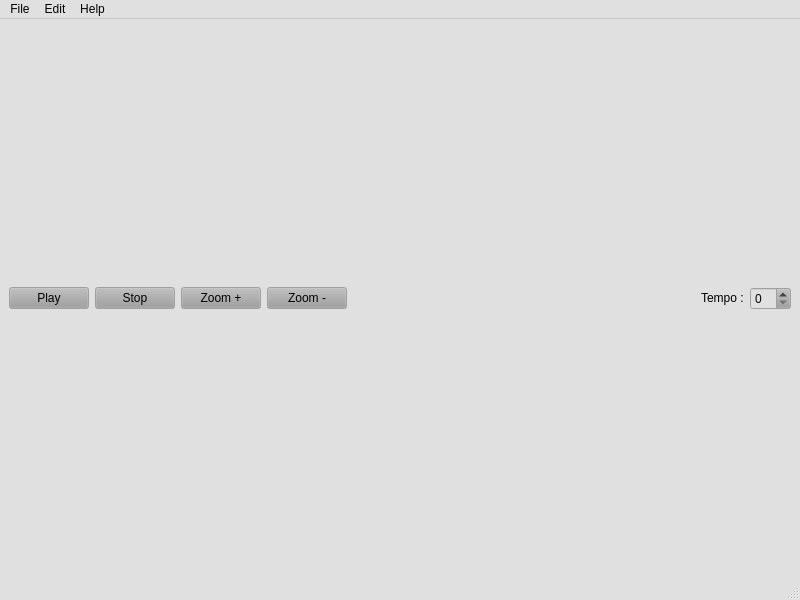
Before: the Qt Designer form Source/mainwindow.ui in dashlime/4tracks, drawn with Qt 5.
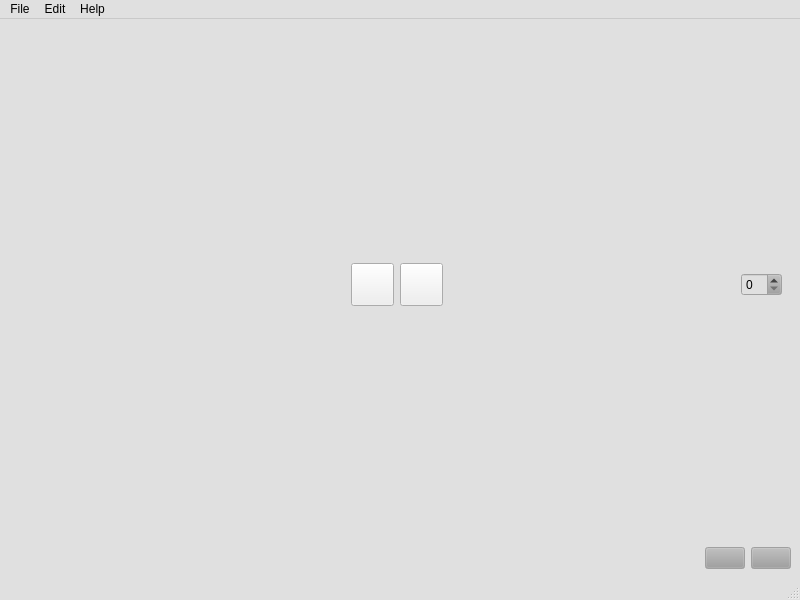
After: the same form once the commit is applied. Icons and pictures are not drawn.

```diff
--- a/Source/mainwindow.ui
+++ b/Source/mainwindow.ui
@@ -140,52 +140,99 @@
   <widget class="QWidget" name="centralwidget">
    <layout class="QVBoxLayout" name="verticalLayout">
     <item>
-     <layout class="QHBoxLayout" name="horizontalLayout">
+     <widget class="QWidget" name="controlsLayout" native="true">
+      <layout class="QGridLayout" name="gridLayout" columnstretch="1,1,1">
+       <item row="0" column="2" alignment="Qt::AlignRight">
+        <widget class="QSpinBox" name="bpmSpin">
+         <property name="sizePolicy">
+          <sizepolicy hsizetype="Fixed" vsizetype="Fixed">
+           <horstretch>0</horstretch>
+           <verstretch>0</verstretch>
+          </sizepolicy>
+         </property>
+        </widget>
+       </item>
+       <item row="0" column="1" alignment="Qt::AlignHCenter">
+        <widget class="QWidget" name="horizontalWidget" native="true">
+         <layout class="QHBoxLayout" name="playStopLayout">
+          <item>
+           <widget class="QPushButton" name="playButton">
+            <property name="sizePolicy">
+             <sizepolicy hsizetype="Fixed" vsizetype="Fixed">
+              <horstretch>0</horstretch>
+              <verstretch>0</verstretch>
+             </sizepolicy>
+            </property>
+            <property name="styleSheet">
+             <string notr="true">height: 35px; width: 35px;</string>
+            </property>
+            <property name="text">
+             <string/>
+            </property>
+            <property name="icon">
+             <iconset resource="Resources/Icons/icons.qrc">
+              <normaloff>:/icons/play_button.png</normaloff>:/icons/play_button.png</iconset>
+            </property>
+            <property name="checkable">
+             <bool>true</bool>
+            </property>
+            <property name="checked">
+             <bool>false</bool>
+            </property>
+            <property name="flat">
+             <bool>false</bool>
+            </property>
+           </widget>
+          </item>
+          <item>
+           <widget class="QPushButton" name="stopButton">
+            <property name="sizePolicy">
+             <sizepolicy hsizetype="Fixed" vsizetype="Fixed">
+              <horstretch>0</horstretch>
+              <verstretch>0</verstretch>
+             </sizepolicy>
+            </property>
+            <property name="styleSheet">
+             <string notr="true">height: 35px; width: 35px;</string>
+            </property>
+            <property name="text">
+             <string/>
+            </property>
+            <property name="icon">
+             <iconset resource="Resources/Icons/icons.qrc">
+              <normaloff>:/icons/stop_button.png</normaloff>:/icons/stop_button.png</iconset>
+            </property>
+           </widget>
+          </item>
+         </layout>
+        </widget>
+       </item>
+       <item row="0" column="0">
+        <spacer name="horizontalSpacer">
+         <property name="orientation">
+          <enum>Qt::Horizontal</enum>
+         </property>
+         <property name="sizeHint" stdset="0">
+          <size>
+           <width>40</width>
+           <height>20</height>
+          </size>
+         </property>
+        </spacer>
+       </item>
+      </layout>
+     </widget>
+    </item>
+    <item>
+     <layout class="QHBoxLayout" name="horizontalLayout_2">
       <property name="sizeConstraint">
        <enum>QLayout::SetDefaultConstraint</enum>
       </property>
       <item>
-       <widget class="QPushButton" name="playPauseButton">
-        <property name="sizePolicy">
-         <sizepolicy hsizetype="Minimum" vsizetype="Fixed">
-          <horstretch>0</horstretch>
-          <verstretch>0</verstretch>
-         </sizepolicy>
-        </property>
-        <property name="text">
-         <string>Play</string>
-        </property>
-       </widget>
-      </item>
-      <item>
-       <widget class="QPushButton" name="stopButton">
-        <property name="text">
-         <string>Stop</string>
-        </property>
-       </widget>
-      </item>
-      <item>
-       <widget class="QPushButton" name="zoomPlusButton">
-        <property name="text">
-         <string>Zoom +</string>
-        </property>
-       </widget>
-      </item>
-      <item>
-       <widget class="QPushButton" name="zoomLessButton">
-        <property name="text">
-         <string>Zoom -</string>
-        </property>
-       </widget>
-      </item>
-      <item>
-       <spacer name="horizontalSpacer">
+       <spacer name="horizontalSpacer_3">
         <property name="orientation">
          <enum>Qt::Horizontal</enum>
         </property>
-        <property name="sizeType">
-         <enum>QSizePolicy::Expanding</enum>
-        </property>
         <property name="sizeHint" stdset="0">
          <size>
           <width>40</width>
@@ -194,24 +241,27 @@
         </property>
        </spacer>
       </item>
-      <item alignment="Qt::AlignRight">
-       <widget class="QLabel" name="label">
-        <property name="sizePolicy">
-         <sizepolicy hsizetype="Fixed" vsizetype="Fixed">
-          <horstretch>0</horstretch>
-          <verstretch>0</verstretch>
-         </sizepolicy>
-        </property>
-        <property name="styleSheet">
-         <string notr="true"/>
-        </property>
+      <item>
+       <widget class="QPushButton" name="zoomPlusButton">
         <property name="text">
-         <string>Tempo :</string>
+         <string/>
+        </property>
+        <property name="icon">
+         <iconset resource="Resources/Icons/icons.qrc">
+          <normaloff>:/icons/plus_button.png</normaloff>:/icons/plus_button.png</iconset>
         </property>
        </widget>
       </item>
       <item>
-       <widget class="QSpinBox" name="bpmSpin"/>
+       <widget class="QPushButton" name="zoomLessButton">
+        <property name="text">
+         <string/>
+        </property>
+        <property name="icon">
+         <iconset resource="Resources/Icons/icons.qrc">
+          <normaloff>:/icons/less_button.png</normaloff>:/icons/less_button.png</iconset>
+        </property>
+       </widget>
       </item>
      </layout>
     </item>
```
Left out of the diff: 4 changed lines with no effect on the pictures.
